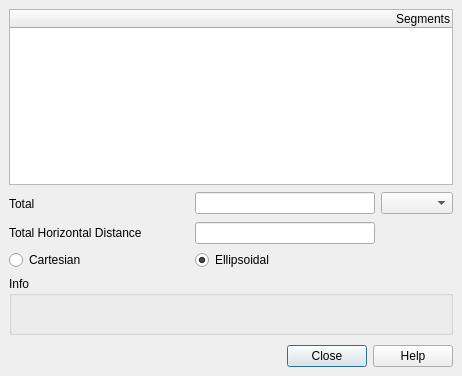
Above: src/ui/qgsmeasurebase.ui from qgis/QGIS before the change. Below: the same form after it.
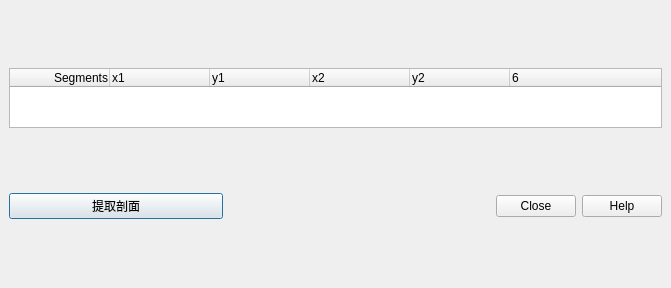
That is the form after the change. Icons and pictures are not drawn. Custom widgets are drawn as their Qt base class.

What changed in the file:
```diff
--- a/src/ui/qgsmeasurebase.ui
+++ b/src/ui/qgsmeasurebase.ui
@@ -6,8 +6,8 @@
    <rect>
     <x>0</x>
     <y>0</y>
-    <width>462</width>
-    <height>376</height>
+    <width>671</width>
+    <height>288</height>
    </rect>
   </property>
   <property name="baseSize">
@@ -39,8 +39,14 @@
    <property name="spacing">
     <number>6</number>
    </property>
-   <item row="2" column="0" colspan="4">
+   <item row="2" column="0" colspan="3">
     <widget class="QTreeWidget" name="mTable">
+     <property name="maximumSize">
+      <size>
+       <width>1000000</width>
+       <height>60</height>
+      </size>
+     </property>
      <property name="editTriggers">
       <set>QAbstractItemView::NoEditTriggers</set>
      </property>
@@ -48,7 +54,7 @@
       <bool>false</bool>
      </property>
      <property name="columnCount">
-      <number>1</number>
+      <number>6</number>
      </property>
      <column>
       <property name="text">
@@ -58,146 +64,53 @@
        <set>AlignTrailing|AlignVCenter</set>
       </property>
      </column>
+     <column>
+      <property name="text">
+       <string>x1</string>
+      </property>
+     </column>
+     <column>
+      <property name="text">
+       <string>y1</string>
+      </property>
+     </column>
+     <column>
+      <property name="text">
+       <string>x2</string>
+      </property>
+     </column>
+     <column>
+      <property name="text">
+       <string>y2</string>
+      </property>
+     </column>
+     <column>
+      <property name="text">
+       <string/>
+      </property>
+     </column>
     </widget>
    </item>
-   <item row="4" column="0">
-    <widget class="QLabel" name="totalDistanceLabel">
+   <item row="8" column="0">
+    <widget class="QPushButton" name="mpushButton">
      <property name="text">
-      <string>Total</string>
+      <string>提取剖面</string>
      </property>
      <property name="buddy">
       <cstring>editTotal</cstring>
      </property>
     </widget>
    </item>
-   <item row="4" column="1">
-    <spacer>
-     <property name="orientation">
-      <enum>Qt::Horizontal</enum>
-     </property>
-     <property name="sizeType">
-      <enum>QSizePolicy::Fixed</enum>
-     </property>
-     <property name="sizeHint" stdset="0">
-      <size>
-       <width>41</width>
-       <height>25</height>
-      </size>
-     </property>
-    </spacer>
-   </item>
-   <item row="6" column="0">
-    <widget class="QLabel" name="totalHorizontalDistanceLabel">
-     <property name="text">
-      <string>Total Horizontal Distance</string>
-     </property>
-    </widget>
-   </item>
-   <item row="6" column="2">
-    <widget class="QLineEdit" name="editHorizontalTotal">
-     <property name="font">
-      <font>
-       <weight>75</weight>
-       <bold>true</bold>
-      </font>
-     </property>
-     <property name="alignment">
-      <set>Qt::AlignRight|Qt::AlignTrailing|Qt::AlignVCenter</set>
-     </property>
-     <property name="readOnly">
-      <bool>true</bool>
-     </property>
-    </widget>
-   </item>
-   <item row="7" column="2">
-    <widget class="QRadioButton" name="mEllipsoidal">
-     <property name="text">
-      <string>Ellipsoidal</string>
-     </property>
-     <property name="checked">
-      <bool>true</bool>
-     </property>
-    </widget>
-   </item>
-   <item row="7" column="0">
-    <widget class="QRadioButton" name="mCartesian">
-     <property name="text">
-      <string>Cartesian</string>
-     </property>
-     <property name="checked">
-      <bool>false</bool>
-     </property>
-    </widget>
-   </item>
-   <item row="9" column="0" colspan="4">
-    <widget class="QgsCollapsibleGroupBox" name="groupBox">
-     <property name="title">
-      <string>Info</string>
-     </property>
-     <layout class="QVBoxLayout" name="verticalLayout">
-      <item>
-       <widget class="QLabel" name="mNotesLabel">
-        <property name="text">
-         <string/>
-        </property>
-        <property name="wordWrap">
-         <bool>true</bool>
-        </property>
-       </widget>
-      </item>
-     </layout>
-    </widget>
-   </item>
-   <item row="4" column="3">
-    <widget class="QComboBox" name="mUnitsCombo"/>
-   </item>
-   <item row="11" column="0" colspan="4">
+   <item row="8" column="1" colspan="2">
     <widget class="QDialogButtonBox" name="buttonBox">
      <property name="standardButtons">
       <set>QDialogButtonBox::Close|QDialogButtonBox::Help</set>
      </property>
     </widget>
    </item>
-   <item row="4" column="2">
-    <widget class="QLineEdit" name="editTotal">
-     <property name="font">
-      <font>
-       <weight>75</weight>
-       <bold>true</bold>
-      </font>
-     </property>
-     <property name="alignment">
-      <set>Qt::AlignRight</set>
-     </property>
-     <property name="readOnly">
-      <bool>true</bool>
-     </property>
-    </widget>
-   </item>
-   <item row="10" column="0" colspan="4">
-    <spacer name="mSpacer">
-     <property name="orientation">
-      <enum>Qt::Vertical</enum>
-     </property>
-     <property name="sizeHint" stdset="0">
-      <size>
-       <width>40</width>
-       <height>20</height>
-      </size>
-     </property>
-    </spacer>
-   </item>
   </layout>
  </widget>
  <layoutdefault spacing="6" margin="11"/>
- <customwidgets>
-  <customwidget>
-   <class>QgsCollapsibleGroupBox</class>
-   <extends>QGroupBox</extends>
-   <header>qgscollapsiblegroupbox.h</header>
-   <container>1</container>
-  </customwidget>
- </customwidgets>
  <tabstops>
   <tabstop>mTable</tabstop>
   <tabstop>editTotal</tabstop>
```
Left out of the diff: 40 changed lines with no effect on the pictures.
